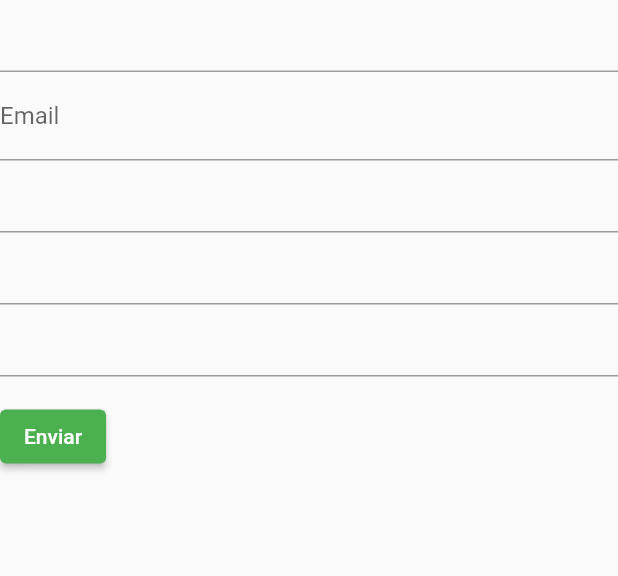
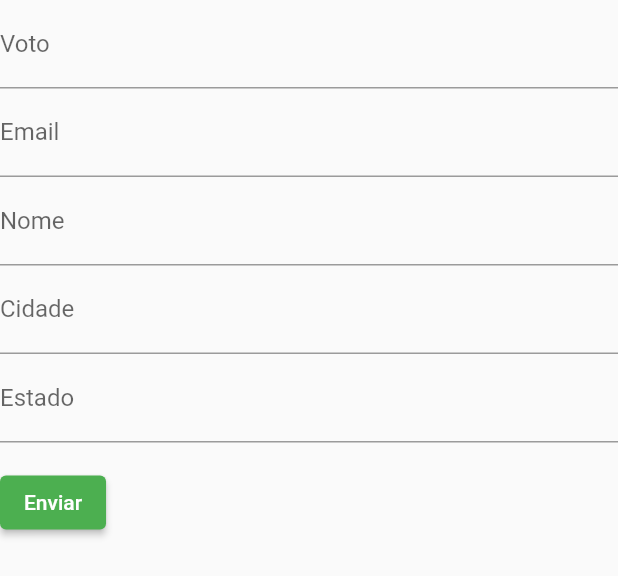
Before and after one commit to pedrosa-hr-hub/flutter_calos, a Flutter app: the MyForm widget shown alone on an empty page, opened directly, on a phone screen of 412 x 824 dp. Shown: the top 576 px of the screen. Run offline on Flutter 3.47's test engine with Material 2 defaults, Android fonts, the phone set to English and light mode, and no system bars; network calls fail.

Commit message:
add percentege

```diff
--- a/lib/app_widget.dart
+++ b/lib/app_widget.dart
@@ -12,7 +12,7 @@ class AppWidget extends StatelessWidget {
   Widget build(BuildContext context) {
     return MaterialApp(
       debugShowCheckedModeBanner: false,
-      initialRoute: '/login',
+      initialRoute: '/count',
       routes: {
         '/home': (context) => const HomePage(),
         '/login': (context) => const LoginPage(),
--- a/lib/dataCount_page.dart
+++ b/lib/dataCount_page.dart
@@ -14,7 +14,16 @@ class DataPageCount extends StatelessWidget {
     final response = await http.get(Uri.parse(url));
 
     final body = json.decode(response.body);
-    return body.map<Voto>(Voto.fromJson).toList();
+    List<Voto> teste = body.map<Voto>(Voto.fromJson).toList();
+    double soma=0;
+    teste.forEach((element) {
+      soma=soma+element.qtd;
+    });
+    teste.forEach((element) {
+
+      element.porcentagem= element.qtd/soma*100;
+    });
+    return teste;// body.map<Voto>(Voto.fromJson).toList();
   }
 
   @override
@@ -54,7 +63,7 @@ class DataPageCount extends StatelessWidget {
         return Card(
           child: ListTile(
             title: Text(voto.voto),
-            subtitle: Text('${voto.qtd}'),
+            subtitle: Text('${voto.porcentagem.toStringAsPrecision(2)} %'),
             ),
           );
         },
--- a/lib/dataList_page.dart
+++ b/lib/dataList_page.dart
@@ -10,7 +10,7 @@ class DataPageList extends StatelessWidget {
   DataPageList({super.key});
 
   static Future<List<Voto>> getVoto() async{
-    const url = 'http://localhost:8000/consulta';
+    const url = 'http://10.0.2.2:8000/consulta';
     final response = await http.get(Uri.parse(url));
 
     final body = json.decode(response.body);
--- a/lib/home_page.dart
+++ b/lib/home_page.dart
@@ -51,6 +51,7 @@ class MyFormState extends State<MyForm> {
             TextFormField(
               controller: _votoController,
               decoration: const InputDecoration(
+                labelText: "Voto",
                     focusedBorder: UnderlineInputBorder(
                     borderSide: BorderSide(color: Colors.green), //<-- SEE HERE
                   ),
@@ -84,6 +85,7 @@ class MyFormState extends State<MyForm> {
             TextFormField(
               controller: _nomeController,
               decoration: const InputDecoration(
+                labelText: "Nome",
                     focusedBorder: UnderlineInputBorder(
                     borderSide: BorderSide(color: Colors.green), //<-- SEE HERE
                   ),
@@ -100,6 +102,7 @@ class MyFormState extends State<MyForm> {
             TextFormField(
               controller: _cidadeController,
               decoration: const InputDecoration(
+                labelText: "Cidade",
                     focusedBorder: UnderlineInputBorder(
                     borderSide: BorderSide(color: Colors.green), //<-- SEE HERE
                   ),
@@ -116,6 +119,7 @@ class MyFormState extends State<MyForm> {
             TextFormField(
               controller: _estadoController,
               decoration: const InputDecoration(
+                labelText: "Estado",
                     focusedBorder: UnderlineInputBorder(
                     borderSide: BorderSide(color: Colors.green), //<-- SEE HERE
                   ),
@@ -164,7 +168,7 @@ class MyFormState extends State<MyForm> {
 
     Future<http.Response> createVoto(String voto, String email, String nome, String cidade, String estado) {
     return http.post(
-        Uri.parse('http://localhost:8000/voto'),
+        Uri.parse('http://10.0.2.2:8000/voto'),
         headers: <String, String>{
             'Content-Type': 'application/json; charset=UTF-8',
         },
--- a/lib/login_page.dart
+++ b/lib/login_page.dart
@@ -116,7 +116,7 @@ class LoginPage extends StatelessWidget {
 
     Future<http.Response> createVoto(String user, String pass) {
     return http.post(
-        Uri.parse('http://localhost:8000/user'),
+        Uri.parse('http://10.0.2.2:8000/user'),
         headers: <String, String>{
             'Content-Type': 'application/json; charset=UTF-8',
         },
--- a/lib/model/votoCount_model.dart
+++ b/lib/model/votoCount_model.dart
@@ -1,8 +1,9 @@
 class Voto {
   final String voto;
   final int qtd;
+  double porcentagem=0;
 
-  const Voto({
+  Voto({
     required this.voto,
     required this.qtd,
 
```
